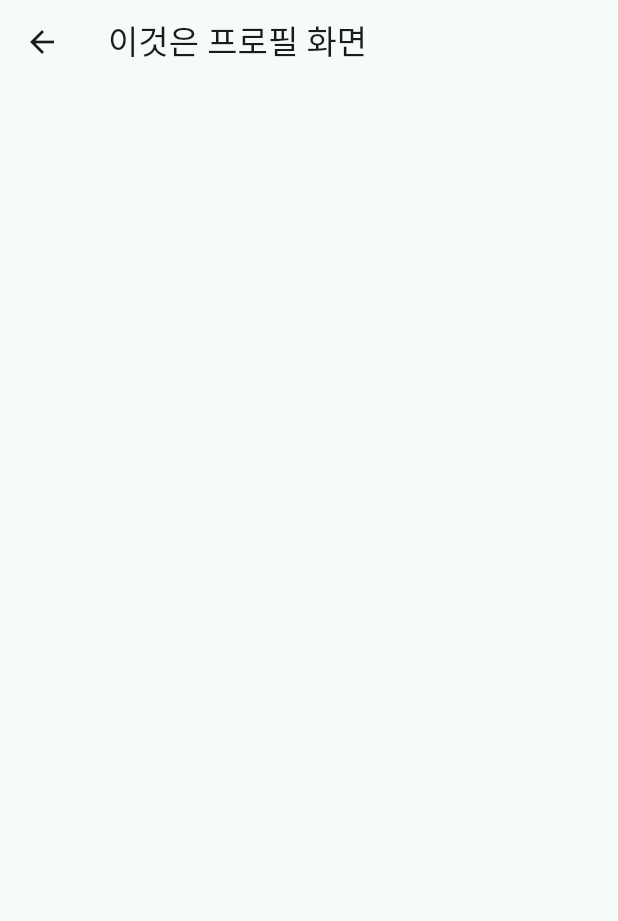
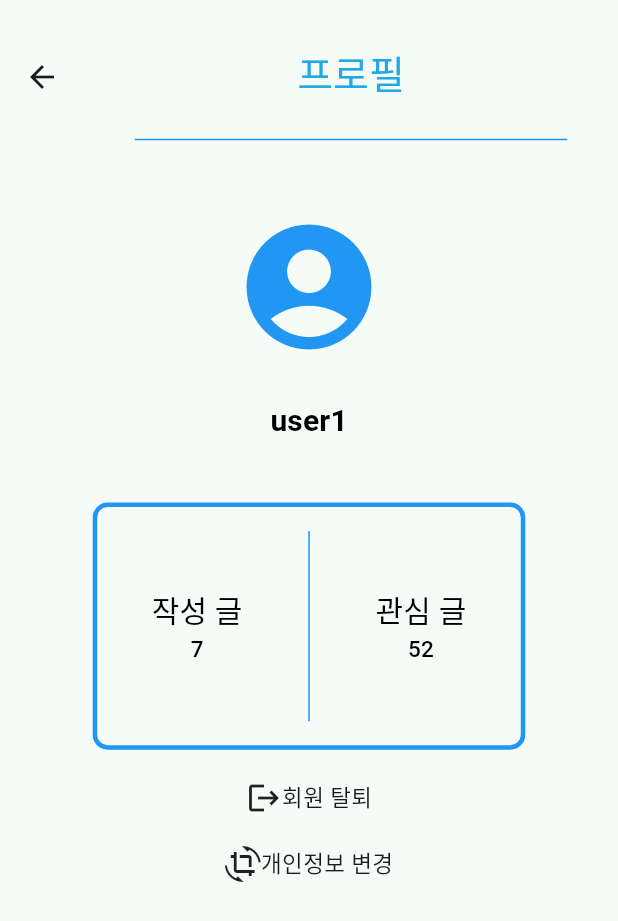
Before and after one commit to jihu0704111/idea_map, a Flutter app: the post screen opened directly, after a tap on the "account circle" icon, on a phone screen of 412 x 824 dp. Shown: the top 921 px of the screen. Run offline on Flutter 3.47's test engine with Material 3 defaults, Android fonts, the phone set to English and light mode, and no system bars; our stand-ins replace flutter_dotenv, supabase_flutter; accounts and stored records are empty.

Commit message:
pizza0630@gmail.com

```diff
--- a/lib/post.dart
+++ b/lib/post.dart
@@ -56,7 +56,7 @@ class _postState extends State<post> {
                       onPressed: () {
                         Navigator.push(
                           context,
-                          MaterialPageRoute(builder: (context) => profile()),
+                          MaterialPageRoute(builder: (context) => Profile()),
                         );
                       },
                       icon: Icon(
--- a/lib/profile.dart
+++ b/lib/profile.dart
@@ -1,15 +1,197 @@
 import 'package:flutter/material.dart';
+import 'package:idea_map/chage_personal_account.dart';
 
-class profile extends StatefulWidget {
-  const new({super.key});
+void main() {
+  runApp(const MaterialApp(debugShowCheckedModeBanner: false, home: Profile()));
+}
+
+class Profile extends StatelessWidget {
+  const Profile({super.key});
 
   @override
-  State<profile> createState() => _prifileState();
-}
+  Widget build(BuildContext context) {
+    double screenWidth = MediaQuery.of(context).size.width;
+    double screenheight = MediaQuery.of(context).size.height;
+    return Scaffold(
+      appBar: AppBar(
+        toolbarHeight: screenWidth * 0.25,
+        title: Container(
+          child: Center(
+            child: Column(
+              children: [
+                SizedBox(height: 30),
+                Text(
+                  "프로필",
+                  style: TextStyle(
+                    fontSize: 26,
+                    color: const Color.fromARGB(255, 33, 169, 231),
+                  ),
+                ),
+                SizedBox(height: 20),
+                Container(
+                  child: Divider(color: Colors.blue),
+                  width: screenWidth * 0.7,
+                ),
+              ],
+            ),
+          ),
+        ),
+      ),
+      body: Center(
+        child: Column(
+          children: [
+            const SizedBox(height: 30),
+            IconButton(
+              onPressed: () {},
+              icon: const Icon(
+                Icons.account_circle,
+                size: 100,
+                color: Colors.blue,
+              ),
+            ),
+            const SizedBox(height: 8),
+            TextButton(
+              onPressed: () {},
+              child: Row(
+                mainAxisAlignment: MainAxisAlignment.center,
+                children: [
+                  Text(
+                    "user1",
+                    style: TextStyle(
+                      fontSize: 20,
+                      fontWeight: FontWeight.bold,
+                      color: Colors.black,
+                    ),
+                  ),
+                ],
+              ),
+            ),
 
-class _prifileState extends State<profile> {
-  @override
-  Widget build(BuildContext context) {
-    return Scaffold(appBar: AppBar(title: Text("이것은 프로필 화면")));
+            const SizedBox(height: 30),
+            Container(
+              width: screenWidth * 0.7,
+              height: screenheight * 0.2,
+              padding: EdgeInsets.symmetric(vertical: 16),
+              decoration: BoxDecoration(
+                border: Border.all(color: Colors.blue, width: 3),
+                borderRadius: BorderRadius.circular(10),
+              ),
+
+              child: Row(
+                mainAxisAlignment: MainAxisAlignment.spaceEvenly,
+                children: [
+                  Column(
+                    mainAxisAlignment: MainAxisAlignment.center,
+                    children: [
+                      TextButton(
+                        onPressed: () {},
+                        child: Column(
+                          children: [
+                            Text(
+                              "작성 글",
+                              style: TextStyle(
+                                fontSize: 20,
+                                color: Colors.black,
+                              ),
+                            ),
+
+                            Text(
+                              "7",
+                              style: TextStyle(
+                                fontSize: 15,
+                                color: Colors.black,
+                              ),
+                            ),
+                          ],
+                        ),
+                      ),
+                    ],
+                  ),
+
+                  SizedBox(
+                    child: VerticalDivider(color: Colors.blue),
+                    height: screenheight * 0.7,
+                  ),
+                  Column(
+                    mainAxisAlignment: MainAxisAlignment.center,
+                    children: [
+                      TextButton(
+                        onPressed: () {},
+                        child: Column(
+                          children: [
+                            Text(
+                              "관심 글",
+                              style: TextStyle(
+                                fontSize: 20,
+                                color: Colors.black,
+                              ),
+                            ),
+
+                            Text(
+                              "52",
+                              style: TextStyle(
+                                fontSize: 15,
+                                color: Colors.black,
+                              ),
+                            ),
+                          ],
+                        ),
+                      ),
+                    ],
+                  ),
+                ],
+              ),
+            ),
+
+            SizedBox(height: 20),
+            Container(
+              child: Row(
+                mainAxisAlignment: MainAxisAlignment.center,
+                children: [
+                  InkWell(
+                    onTap: () {
+                      Navigator.push(
+                        context,
+                        MaterialPageRoute(
+                          builder: (context) => const NextScreen(),
+                        ),
+                      );
+                    },
+                    child: Container(
+                      child: Row(
+                        children: [
+                          Icon(Icons.logout),
+                          Text("회원 탈퇴", style: TextStyle(fontSize: 15)),
+                        ],
+                      ),
+                    ),
+                  ),
+                ],
+              ),
+            ),
+            SizedBox(height: 20),
+
+            Container(
+              child: Row(
+                mainAxisAlignment: MainAxisAlignment.center,
+                children: [
+                  InkWell(
+                    onTap: () {},
+                    child: Container(
+                      child: Row(
+                        children: [
+                          Icon(Icons.crop_rotate),
+                          Text("개인정보 변경", style: TextStyle(fontSize: 15)),
+                        ],
+                      ),
+                    ),
+                  ),
+                ],
+              ),
+            ),
+          ],
+        ),
+      ),
+    );
   }
 }
```
Also changed, not shown: lib/chage_personal_account.dart (added, +294 -0 lines), lib/home.dart (added, +15 -0 lines).
